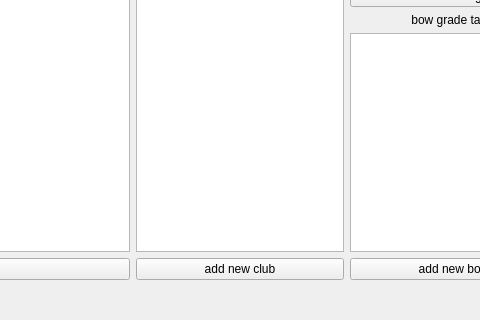
Qt form modules/gui/main.ui (MarkusHackspacher/Archerrank2) before a commit; both pictures show x 233 to 713 and y 280 to 600 of the 800 by 600 pixel window.
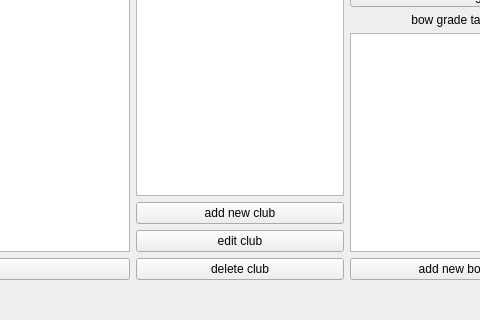
The same form after that commit.

Commit message: delete unused files

Diff of the .ui file:
```diff
--- a/modules/gui/main.ui
+++ b/modules/gui/main.ui
@@ -70,6 +70,20 @@
          </property>
         </widget>
        </item>
+       <item>
+        <widget class="QPushButton" name="pushButton_editclub">
+         <property name="text">
+          <string>edit club</string>
+         </property>
+        </widget>
+       </item>
+       <item>
+        <widget class="QPushButton" name="pushButton_deleteclub">
+         <property name="text">
+          <string>delete club</string>
+         </property>
+        </widget>
+       </item>
       </layout>
      </item>
      <item>
```
The commit also changes 5 other files.
